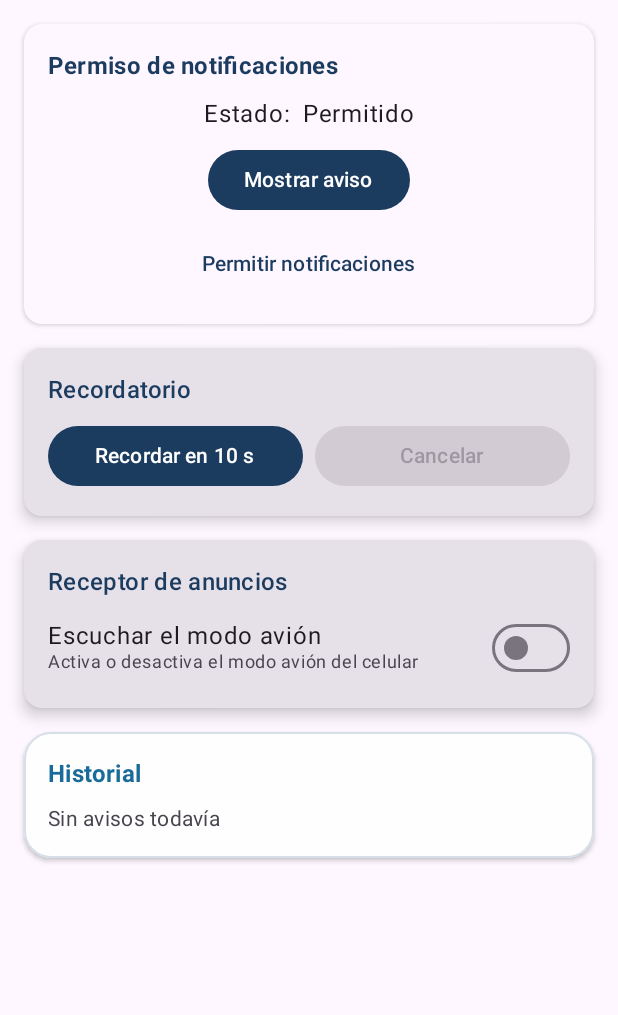
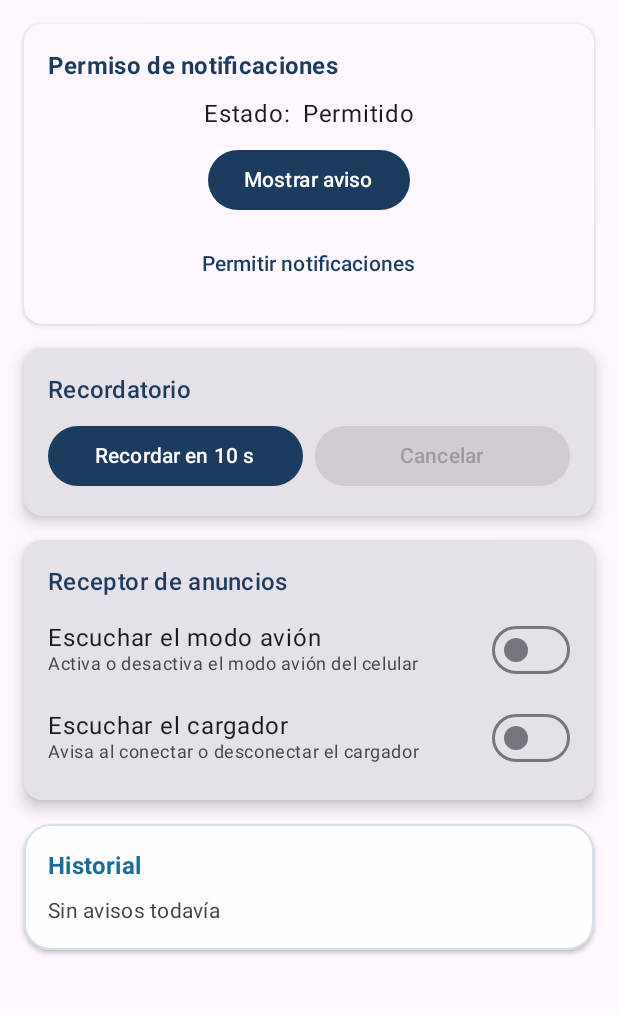
Before and after one commit to Programer-DMeli/AvisosCampus, an Android app built with Jetpack Compose: the screen it shows after launch (MainActivity), on a phone screen of 412 x 824 dp, the part 96-1111 px from its top. Run offline under Robolectric (Android 15) with nearby library versions, the phone set to English and light mode, and no system bars.

Commit message:
feat(receptor): avisa al conectar o desconectar el cargador

```diff
--- a/app/src/main/java/com/carbajal/avisoscampus/model/Modelos.kt
+++ b/app/src/main/java/com/carbajal/avisoscampus/model/Modelos.kt
@@ -9,7 +9,8 @@ enum class PermisoUi {
 enum class Origen(val texto: String) {
     BOTON("Botón"),
     RECORDATORIO("Recordatorio"),
-    MODO_AVION("Modo avión")
+    MODO_AVION("Modo avión"),
+    CARGADOR("Cargador")
 }
 
 data class Aviso(
--- a/app/src/main/java/com/carbajal/avisoscampus/ui/HistorialAvisos.kt
+++ b/app/src/main/java/com/carbajal/avisoscampus/ui/HistorialAvisos.kt
@@ -106,6 +106,7 @@ private fun EtiquetaOrigen(origen: Origen) {
         Origen.BOTON -> Color(0xFF226DB1)
         Origen.RECORDATORIO -> Color(0xFFF4AA00)
         Origen.MODO_AVION -> Color(0xFF7350B9)
+        Origen.CARGADOR -> Color(0xFF21654C)
     }
     val texto = if (origen == Origen.RECORDATORIO) Color(0xFF2B1B00) else Color.White
 
--- a/app/src/main/java/com/carbajal/avisoscampus/ui/PantallaAvisos.kt
+++ b/app/src/main/java/com/carbajal/avisoscampus/ui/PantallaAvisos.kt
@@ -14,6 +14,7 @@ import androidx.compose.foundation.BorderStroke
 import androidx.compose.foundation.layout.*
 import androidx.compose.foundation.rememberScrollState
 import androidx.compose.foundation.shape.RoundedCornerShape
+import androidx.compose.foundation.selection.toggleable
 import androidx.compose.foundation.verticalScroll
 import androidx.compose.material3.*
 import androidx.compose.runtime.*
@@ -21,6 +22,7 @@ import androidx.compose.ui.Alignment
 import androidx.compose.ui.Modifier
 import androidx.compose.ui.platform.LocalContext
 import androidx.compose.ui.semantics.LiveRegionMode
+import androidx.compose.ui.semantics.Role
 import androidx.compose.ui.semantics.heading
 import androidx.compose.ui.semantics.liveRegion
 import androidx.compose.ui.semantics.semantics
@@ -31,6 +33,7 @@ import androidx.lifecycle.Lifecycle
 import androidx.lifecycle.compose.LifecycleEventEffect
 import com.carbajal.avisoscampus.model.PermisoUi
 import com.carbajal.avisoscampus.notificacion.Notificador
+import com.carbajal.avisoscampus.receiver.CargadorReceiver
 import com.carbajal.avisoscampus.receiver.ModoAvionReceiver
 import com.carbajal.avisoscampus.viewmodel.AvisosViewModel
 
@@ -43,6 +46,8 @@ fun PantallaAvisos(vm: AvisosViewModel) {
     val avisos by vm.avisos.collectAsState()
     val faltan by vm.faltan.collectAsState()
     val escuchando by vm.escuchandoAvion.collectAsState()
+    val escuchandoCargador by vm.escuchandoCargador.collectAsState()
+    val aplicacion = context.applicationContext
 
     val lanzador = rememberLauncherForActivityResult(
         contract = ActivityResultContracts.RequestPermission()
@@ -58,13 +63,29 @@ fun PantallaAvisos(vm: AvisosViewModel) {
     }
 
     if (escuchando) {
-        val aplicacion = context.applicationContext
         DisposableEffect(aplicacion, vm) {
             val receptor = ModoAvionReceiver(vm::alCambiarModoAvion)
             ContextCompat.registerReceiver(
                 aplicacion,
                 receptor,
                 IntentFilter(Intent.ACTION_AIRPLANE_MODE_CHANGED),
+                ContextCompat.RECEIVER_NOT_EXPORTED
+            )
+            onDispose { aplicacion.unregisterReceiver(receptor) }
+        }
+    }
+
+    if (escuchandoCargador) {
+        DisposableEffect(aplicacion, vm) {
+            val receptor = CargadorReceiver(vm::alCambiarCargador)
+            val filtro = IntentFilter().apply {
+                addAction(Intent.ACTION_POWER_CONNECTED)
+                addAction(Intent.ACTION_POWER_DISCONNECTED)
+            }
+            ContextCompat.registerReceiver(
+                aplicacion,
+                receptor,
+                filtro,
                 ContextCompat.RECEIVER_NOT_EXPORTED
             )
             onDispose { aplicacion.unregisterReceiver(receptor) }
@@ -209,7 +230,7 @@ fun PantallaAvisos(vm: AvisosViewModel) {
                 }
             }
 
-            // Card Receptor de anuncios (Modo avión)
+            // Card Receptor de anuncios
             Card(
                 modifier = Modifier.fillMaxWidth(),
                 elevation = CardDefaults.cardElevation(defaultElevation = 6.dp)
@@ -226,33 +247,51 @@ fun PantallaAvisos(vm: AvisosViewModel) {
                         color = MaterialTheme.colorScheme.primary
                     )
 
-                    Row(
-                        modifier = Modifier.fillMaxWidth(),
-                        horizontalArrangement = Arrangement.SpaceBetween,
-                        verticalAlignment = Alignment.CenterVertically
-                    ) {
-                        Column(modifier = Modifier.weight(1f)) {
-                            Text(
-                                text = "Escuchar el modo avión",
-                                style = MaterialTheme.typography.bodyLarge
-                            )
-                            Text(
-                                text = "Activa o desactiva el modo avión del celular",
-                                style = MaterialTheme.typography.bodySmall,
-                                color = MaterialTheme.colorScheme.onSurfaceVariant
-                            )
-                        }
-                        Switch(
-                            checked = escuchando,
-                            onCheckedChange = { vm.cambiarEscucha(it) }
-                        )
-                    }
+                    InterruptorReceptor(
+                        titulo = "Escuchar el modo avión",
+                        descripcion = "Activa o desactiva el modo avión del celular",
+                        activo = escuchando,
+                        alCambiar = vm::cambiarEscucha
+                    )
+                    InterruptorReceptor(
+                        titulo = "Escuchar el cargador",
+                        descripcion = "Avisa al conectar o desconectar el cargador",
+                        activo = escuchandoCargador,
+                        alCambiar = vm::cambiarEscuchaCargador
+                    )
                 }
             }
 
             // Historial
             HistorialAvisos(avisos)
         }
+    }
+}
+
+@Composable
+private fun InterruptorReceptor(
+    titulo: String,
+    descripcion: String,
+    activo: Boolean,
+    alCambiar: (Boolean) -> Unit
+) {
+    Row(
+        modifier = Modifier
+            .fillMaxWidth()
+            .toggleable(value = activo, role = Role.Switch, onValueChange = alCambiar)
+            .padding(vertical = 8.dp),
+        horizontalArrangement = Arrangement.spacedBy(12.dp),
+        verticalAlignment = Alignment.CenterVertically
+    ) {
+        Column(modifier = Modifier.weight(1f)) {
+            Text(text = titulo, style = MaterialTheme.typography.bodyLarge)
+            Text(
+                text = descripcion,
+                style = MaterialTheme.typography.bodySmall,
+                color = MaterialTheme.colorScheme.onSurfaceVariant
+            )
+        }
+        Switch(checked = activo, onCheckedChange = null)
     }
 }
 
```
Also changed, not shown: app/src/main/java/com/carbajal/avisoscampus/receiver/CargadorReceiver.kt (added, +14 -0 lines), app/src/main/java/com/carbajal/avisoscampus/viewmodel/AvisosViewModel.kt (+21 -0 lines).
